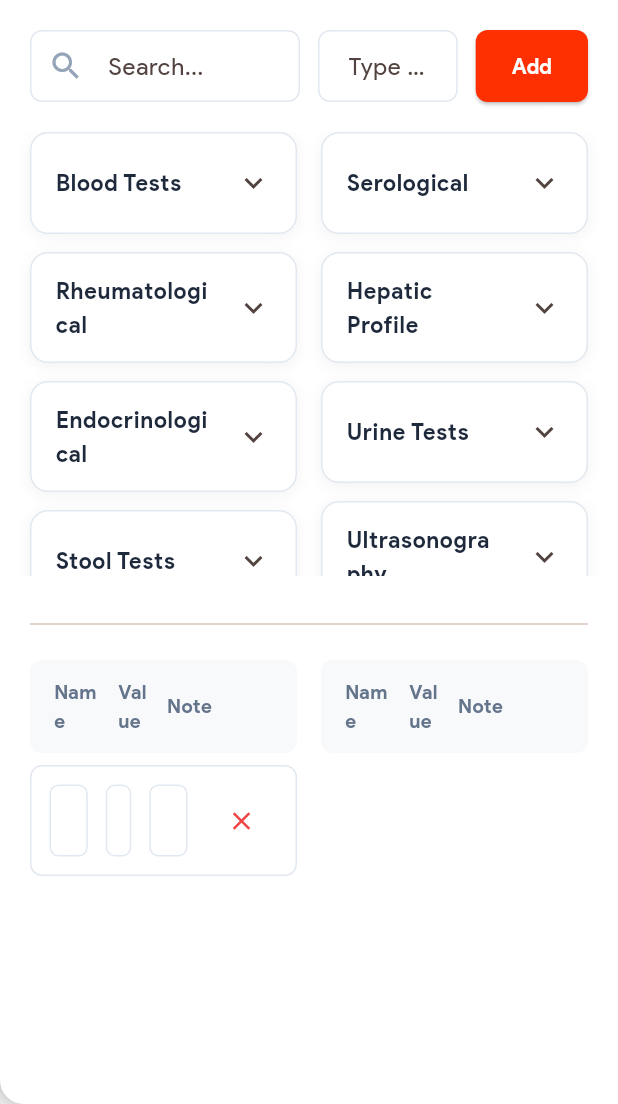
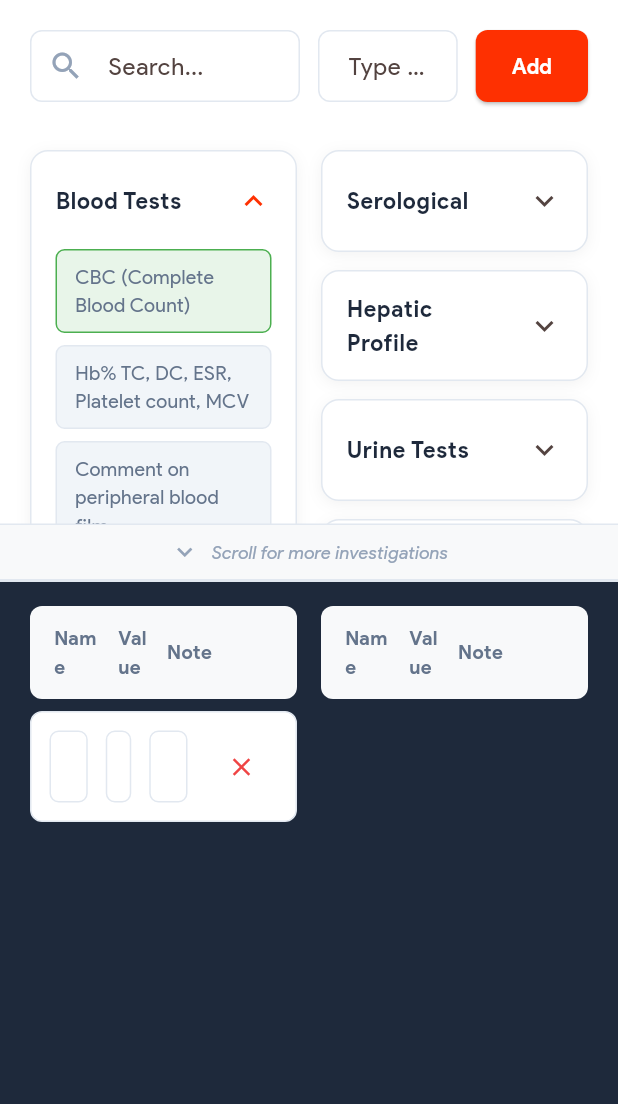
Before and after one commit to orbizen-limited/doctorshero-rx, a Flutter app: the InvestigationDrawer widget shown alone on an empty page, opened directly with empty values, after a tap on "Blood Tests", after a tap on "CBC (Complete Blood Count)", on a phone screen of 412 x 824 dp, the part 132-1236 px from its top. Run offline on Flutter 3.47's test engine with Material 3 defaults, Android fonts, the phone set to English and light mode, and no system bars; our stand-ins replace fl_chart, flutter_svg, hive, hive_flutter, open_file, package_info_plus and 3 more; missing offline and left inert: window_manager; accounts and stored records are empty; statements that could not run were skipped.

Commit message:
fix investigation design

```diff
--- a/lib/widgets/investigation_drawer.dart
+++ b/lib/widgets/investigation_drawer.dart
@@ -19,7 +19,6 @@ class _InvestigationDrawerState extends State<InvestigationDrawer> {
   final TextEditingController _customController = TextEditingController();
 
   List<Map<String, String>> _selectedInvestigations = [];
-  final Set<String> _expandedGroups = <String>{};
 
   final Map<String, List<String>> _investigationGroups = {
     'Blood Tests': [
@@ -364,20 +363,15 @@ class _InvestigationDrawerState extends State<InvestigationDrawer> {
   }
 
   void _addInvestigation(String name) {
+    if (!_selectedInvestigations.any((i) => i['name'] == name)) {
       setState(() {
-      final existingIndex = _selectedInvestigations.indexWhere((i) => i['name'] == name);
-      if (existingIndex >= 0) {
-        // If already selected, remove it (toggle off)
-        _selectedInvestigations.removeAt(existingIndex);
-      } else {
-        // If not selected, add it (toggle on)
         _selectedInvestigations.add({
           'name': name,
           'value': '',
           'note': '',
         });
+      });
     }
-    });
   }
 
   void _removeInvestigation(int index) {
@@ -390,6 +384,56 @@ class _InvestigationDrawerState extends State<InvestigationDrawer> {
     setState(() {
       _selectedInvestigations[index][field] = value;
     });
+  }
+
+  Widget _buildHighlightedText(String text, String query) {
+    if (query.isEmpty) {
+      return Text(
+        text,
+        style: const TextStyle(
+          fontSize: 13,
+          color: Color(0xFF64748B),
+          fontFamily: 'ProductSans',
+        ),
+      );
+    }
+
+    final queryLower = query.toLowerCase();
+    final textLower = text.toLowerCase();
+    final index = textLower.indexOf(queryLower);
+
+    if (index == -1) {
+      return Text(
+        text,
+        style: const TextStyle(
+          fontSize: 13,
+          color: Color(0xFF64748B),
+          fontFamily: 'ProductSans',
+        ),
+      );
+    }
+
+    return RichText(
+      text: TextSpan(
+        style: const TextStyle(
+          fontSize: 13,
+          color: Color(0xFF64748B),
+          fontFamily: 'ProductSans',
+        ),
+        children: [
+          TextSpan(text: text.substring(0, index)),
+          TextSpan(
+            text: text.substring(index, index + query.length),
+            style: const TextStyle(
+              fontWeight: FontWeight.w700,
+              color: Color(0xFFFE3001),
+              backgroundColor: Color(0xFFFFE5E5),
+            ),
+          ),
+          TextSpan(text: text.substring(index + query.length)),
+        ],
+      ),
+    );
   }
 
   Widget _buildTable(List<Map<String, String>> investigations, int startIndex) {
@@ -728,202 +772,23 @@ class _InvestigationDrawerState extends State<InvestigationDrawer> {
             ),
 
             // Investigation Tags - Grouped (2 columns)
-            if (_selectedInvestigations.isEmpty)
-              Expanded(
-                child: SingleChildScrollView(
-                  padding: const EdgeInsets.symmetric(horizontal: 20),
-                  child: LayoutBuilder(
-                  builder: (context, constraints) {
-                    final entries = filteredInvestigations.entries.toList();
-                    final leftColumnEntries = <MapEntry<String, List<String>>>[];
-                    final rightColumnEntries = <MapEntry<String, List<String>>>[];
-
-                    // Split entries into two columns
-                    for (int i = 0; i < entries.length; i++) {
-                      if (i % 2 == 0) {
-                        leftColumnEntries.add(entries[i]);
-                      } else {
-                        rightColumnEntries.add(entries[i]);
-                      }
-                    }
-
-                    return Row(
-                      crossAxisAlignment: CrossAxisAlignment.start,
-                      children: [
-                        // Left Column
-                        Expanded(
-                          child: Column(
-                            children: leftColumnEntries.map((entry) {
-                              final groupName = entry.key;
-                              final investigations = entry.value;
-
-                              return Container(
-                                margin: const EdgeInsets.only(bottom: 12),
+            ConstrainedBox(
+              constraints: const BoxConstraints(maxHeight: 300),
+              child: Container(
                 decoration: BoxDecoration(
                   color: Colors.white,
-                                  borderRadius: BorderRadius.circular(12),
-                                  border: Border.all(color: const Color(0xFFE2E8F0)),
-                                  boxShadow: [
-                                    BoxShadow(
-                                      color: Colors.black.withOpacity(0.05),
-                                      blurRadius: 8,
-                                      offset: const Offset(0, 2),
-                                    ),
-                                  ],
-                                ),
-                                child: Theme(
-                                  data: Theme.of(context).copyWith(dividerColor: Colors.transparent),
-                                  child: ExpansionTile(
-                                    key: PageStorageKey<String>('left_$groupName'),
-                                    initiallyExpanded: _searchController.text.isNotEmpty || _expandedGroups.contains(groupName),
-                                    onExpansionChanged: (isExpanded) {
-                                      setState(() {
-                                        if (isExpanded) {
-                                          _expandedGroups.add(groupName);
-                                        } else {
-                                          _expandedGroups.remove(groupName);
-                                        }
-                                      });
-                                    },
-                                    tilePadding: const EdgeInsets.symmetric(horizontal: 16, vertical: 4),
-                                    childrenPadding: const EdgeInsets.fromLTRB(16, 0, 16, 12),
-                                    title: Text(
-                                      groupName,
-                                      style: const TextStyle(
-                                        fontSize: 15,
-                                        fontWeight: FontWeight.w700,
-                                        color: Color(0xFF1E293B),
-                                        fontFamily: 'ProductSans',
-                                      ),
-                                    ),
-                                    children: [
-                                      Wrap(
-                                        spacing: 8,
-                                        runSpacing: 8,
-                                        children: investigations.map((investigation) {
-                                          final isSelected = _selectedInvestigations.any((i) => i['name'] == investigation);
-                                          return InkWell(
-                                            onTap: () => _addInvestigation(investigation),
-                                            child: Container(
-                                              padding: const EdgeInsets.symmetric(horizontal: 12, vertical: 8),
-                                              decoration: BoxDecoration(
-                                                color: isSelected ? const Color(0xFFE8F5E9) : const Color(0xFFF1F5F9),
-                                                border: Border.all(
-                                                  color: isSelected ? const Color(0xFF4CAF50) : const Color(0xFFE2E8F0),
-                                                ),
-                                                borderRadius: BorderRadius.circular(6),
-                                              ),
-                                              child: Text(
-                                                investigation,
-                                                style: TextStyle(
-                                                  fontSize: 13,
-                                                  color: isSelected ? const Color(0xFF2E7D32) : const Color(0xFF64748B),
-                                                  fontFamily: 'ProductSans',
+                  border: Border(
+                    bottom: BorderSide(
+                      color: const Color(0xFFE2E8F0),
+                      width: 2,
                     ),
                   ),
                 ),
-                                          );
-                                        }).toList(),
-                                      ),
-                                    ],
-                                  ),
-                                ),
-                              );
-                            }).toList(),
-                          ),
-                        ),
-                        const SizedBox(width: 16),
-                        // Right Column
+                child: Column(
+                  children: [
                     Expanded(
-                          child: Column(
-                            children: rightColumnEntries.map((entry) {
-                              final groupName = entry.key;
-                              final investigations = entry.value;
-
-                              return Container(
-                                margin: const EdgeInsets.only(bottom: 12),
-                                decoration: BoxDecoration(
-                                  color: Colors.white,
-                                  borderRadius: BorderRadius.circular(12),
-                                  border: Border.all(color: const Color(0xFFE2E8F0)),
-                                  boxShadow: [
-                                    BoxShadow(
-                                      color: Colors.black.withOpacity(0.05),
-                                      blurRadius: 8,
-                                      offset: const Offset(0, 2),
-                                    ),
-                                  ],
-                                ),
-                                child: Theme(
-                                  data: Theme.of(context).copyWith(dividerColor: Colors.transparent),
-                                  child: ExpansionTile(
-                                    key: PageStorageKey<String>('right_$groupName'),
-                                    initiallyExpanded: _searchController.text.isNotEmpty || _expandedGroups.contains(groupName),
-                                    onExpansionChanged: (isExpanded) {
-                                      setState(() {
-                                        if (isExpanded) {
-                                          _expandedGroups.add(groupName);
-                                        } else {
-                                          _expandedGroups.remove(groupName);
-                                        }
-                                      });
-                                    },
-                                    tilePadding: const EdgeInsets.symmetric(horizontal: 16, vertical: 4),
-                                    childrenPadding: const EdgeInsets.fromLTRB(16, 0, 16, 12),
-                                    title: Text(
-                                      groupName,
-                                      style: const TextStyle(
-                                        fontSize: 15,
-                                        fontWeight: FontWeight.w700,
-                                        color: Color(0xFF1E293B),
-                                        fontFamily: 'ProductSans',
-                                      ),
-                                    ),
-                                    children: [
-                                      Wrap(
-                                        spacing: 8,
-                                        runSpacing: 8,
-                                        children: investigations.map((investigation) {
-                                          final isSelected = _selectedInvestigations.any((i) => i['name'] == investigation);
-                                          return InkWell(
-                                            onTap: () => _addInvestigation(investigation),
-                                            child: Container(
-                                              padding: const EdgeInsets.symmetric(horizontal: 12, vertical: 8),
-                                              decoration: BoxDecoration(
-                                                color: isSelected ? const Color(0xFFE8F5E9) : const Color(0xFFF1F5F9),
-                                                border: Border.all(
-                                                  color: isSelected ? const Color(0xFF4CAF50) : const Color(0xFFE2E8F0),
-                                                ),
-                                                borderRadius: BorderRadius.circular(6),
-                                              ),
-                                              child: Text(
-                                                investigation,
-                                                style: TextStyle(
-                                                  fontSize: 13,
-                                                  color: isSelected ? const Color(0xFF2E7D32) : const Color(0xFF64748B),
-                                                  fontFamily: 'ProductSans',
-                                                ),
-                                              ),
-                                            ),
-                                          );
-                                        }).toList(),
-                                      ),
-                                    ],
-                                  ),
-                                ),
-                              );
-                            }).toList(),
-                          ),
-                        ),
-                      ],
-                    );
-                  },
-                ),
-              ),
-            ) else
-              Flexible(
                       child: SingleChildScrollView(
-                  padding: const EdgeInsets.symmetric(horizontal: 20),
+                        padding: const EdgeInsets.symmetric(horizontal: 20, vertical: 12),
                         child: LayoutBuilder(
                           builder: (context, constraints) {
                             final entries = filteredInvestigations.entries.toList();
@@ -984,25 +849,26 @@ class _InvestigationDrawerState extends State<InvestigationDrawer> {
                                                 runSpacing: 8,
                                                 children: investigations.map((investigation) {
                                                   final isSelected = _selectedInvestigations.any((i) => i['name'] == investigation);
+                                                  final searchQuery = _searchController.text.toLowerCase();
+                                                  final isMatch = searchQuery.isNotEmpty &&
+                                                      investigation.toLowerCase().contains(searchQuery);
                                                   return InkWell(
                                                     onTap: () => _addInvestigation(investigation),
                                                     child: Container(
                                                       padding: const EdgeInsets.symmetric(horizontal: 12, vertical: 8),
                                                       decoration: BoxDecoration(
-                                                  color: isSelected ? const Color(0xFFE8F5E9) : const Color(0xFFF1F5F9),
+                                                        color: isSelected
+                                                            ? const Color(0xFFE8F5E9)
+                                                            : (isMatch ? const Color(0xFFFFF4E6) : const Color(0xFFF1F5F9)),
                                                         border: Border.all(
-                                                    color: isSelected ? const Color(0xFF4CAF50) : const Color(0xFFE2E8F0),
+                                                          color: isSelected
+                                                              ? const Color(0xFF4CAF50)
+                                                              : (isMatch ? const Color(0xFFFE3001) : const Color(0xFFE2E8F0)),
+                                                          width: isMatch ? 1.5 : 1,
                                                         ),
                                                         borderRadius: BorderRadius.circular(6),
                                                       ),
-                                                child: Text(
-                                                  investigation,
-                                                  style: TextStyle(
-                                                    fontSize: 13,
-                                                    color: isSelected ? const Color(0xFF2E7D32) : const Color(0xFF64748B),
-                                                    fontFamily: 'ProductSans',
-                                                  ),
-                                                ),
+                                                      child: _buildHighlightedText(investigation, _searchController.text),
                                                     ),
                                                   );
                                                 }).toList(),
@@ -1057,25 +923,26 @@ class _InvestigationDrawerState extends State<InvestigationDrawer> {
                                                 runSpacing: 8,
                                                 children: investigations.map((investigation) {
                                                   final isSelected = _selectedInvestigations.any((i) => i['name'] == investigation);
+                                                  final searchQuery = _searchController.text.toLowerCase();
+                                                  final isMatch = searchQuery.isNotEmpty &&
+                                                      investigation.toLowerCase().contains(searchQuery);
                                                   return InkWell(
                                                     onTap: () => _addInvestigation(investigation),
                                                     child: Container(
                                                       padding: const EdgeInsets.symmetric(horizontal: 12, vertical: 8),
                                                       decoration: BoxDecoration(
-                                                  color: isSelected ? const Color(0xFFE8F5E9) : const Color(0xFFF1F5F9),
+                                                        color: isSelected
+                                                            ? const Color(0xFFE8F5E9)
+                                                            : (isMatch ? const Color(0xFFFFF4E6) : const Color(0xFFF1F5F9)),
                                                         border: Border.all(
-                                                    color: isSelected ? const Color(0xFF4CAF50) : const Color(0xFFE2E8F0),
+                                                          color: isSelected
+                                                              ? const Color(0xFF4CAF50)
+                                                              : (isMatch ? const Color(0xFFFE3001) : const Color(0xFFE2E8F0)),
+                                                          width: isMatch ? 1.5 : 1,
                                                         ),
                                                         borderRadius: BorderRadius.circular(6),
                                                       ),
-                                                child: Text(
-                                                  investigation,
-                                                  style: TextStyle(
-                                                    fontSize: 13,
-                                                    color: isSelected ? const Color(0xFF2E7D32) : const Color(0xFF64748B),
-                                                    fontFamily: 'ProductSans',
-                                                  ),
-                                                ),
+                                                      child: _buildHighlightedText(investigation, _searchController.text),
                                                     ),
                                                   );
                                                 }).toList(),
@@ -1093,18 +960,51 @@ class _InvestigationDrawerState extends State<InvestigationDrawer> {
                         ),
                       ),
                     ),
+                    // Scroll indicator at the bottom
+                    Container(
+                      padding: const EdgeInsets.symmetric(vertical: 8),
+                      decoration: BoxDecoration(
+                        color: const Color(0xFFF8F9FA),
+                        border: Border(
+                          top: BorderSide(
+                            color: const Color(0xFFE2E8F0),
+                            width: 1,
+                          ),
+                        ),
+                      ),
+                      child: Row(
+                        mainAxisAlignment: MainAxisAlignment.center,
+                        children: [
+                          Icon(
+                            Icons.keyboard_arrow_down,
+                            color: const Color(0xFF94A3B8),
+                            size: 20,
+                          ),
+                          const SizedBox(width: 8),
+                          Text(
+                            'Scroll for more investigations',
+                            style: TextStyle(
+                              fontSize: 12,
+                              color: const Color(0xFF94A3B8),
+                              fontFamily: 'ProductSans',
+                              fontStyle: FontStyle.italic,
+                            ),
+                          ),
+                        ],
+                      ),
+                    ),
+                  ],
+                ),
+              ),
+            ),
 
             // Selected Investigations Table (2 tables side by side)
-            if (_selectedInvestigations.isNotEmpty) ...[
-              const SizedBox(height: 24),
-              const Padding(
-                padding: EdgeInsets.symmetric(horizontal: 20),
-                child: Divider(),
-              ),
-              const SizedBox(height: 16),
             Expanded(
-                child: SingleChildScrollView(
-                  padding: const EdgeInsets.symmetric(horizontal: 20),
+              child: Container(
+                color: const Color(0xFF1E293B),
+                child: _selectedInvestigations.isNotEmpty
+                    ? SingleChildScrollView(
+                        padding: const EdgeInsets.symmetric(horizontal: 20, vertical: 16),
                         child: Row(
                           crossAxisAlignment: CrossAxisAlignment.start,
                           children: [
@@ -1125,9 +1025,34 @@ class _InvestigationDrawerState extends State<InvestigationDrawer> {
                             ),
                           ],
                         ),
+                      )
+                    : Center(
+                        child: Container(
+                          padding: const EdgeInsets.symmetric(horizontal: 32, vertical: 24),
+                          decoration: BoxDecoration(
+                            color: const Color(0xFFF8F9FA),
+                            borderRadius: BorderRadius.circular(12),
+                            border: Border.all(color: const Color(0xFFE2E8F0)),
+                            boxShadow: [
+                              BoxShadow(
+                                color: Colors.black.withOpacity(0.05),
+                                blurRadius: 8,
+                                offset: const Offset(0, 2),
+                              ),
+                            ],
+                          ),
+                          child: const Text(
+                            'No investigations selected',
+                            style: TextStyle(
+                              fontSize: 14,
+                              color: Color(0xFF94A3B8),
+                              fontFamily: 'ProductSans',
                             ),
                           ),
-            ],
+                        ),
+                      ),
+              ),
+            ),
           ],
         ),
       ),
```
Lines whose indentation alone changed are shown as unchanged.
